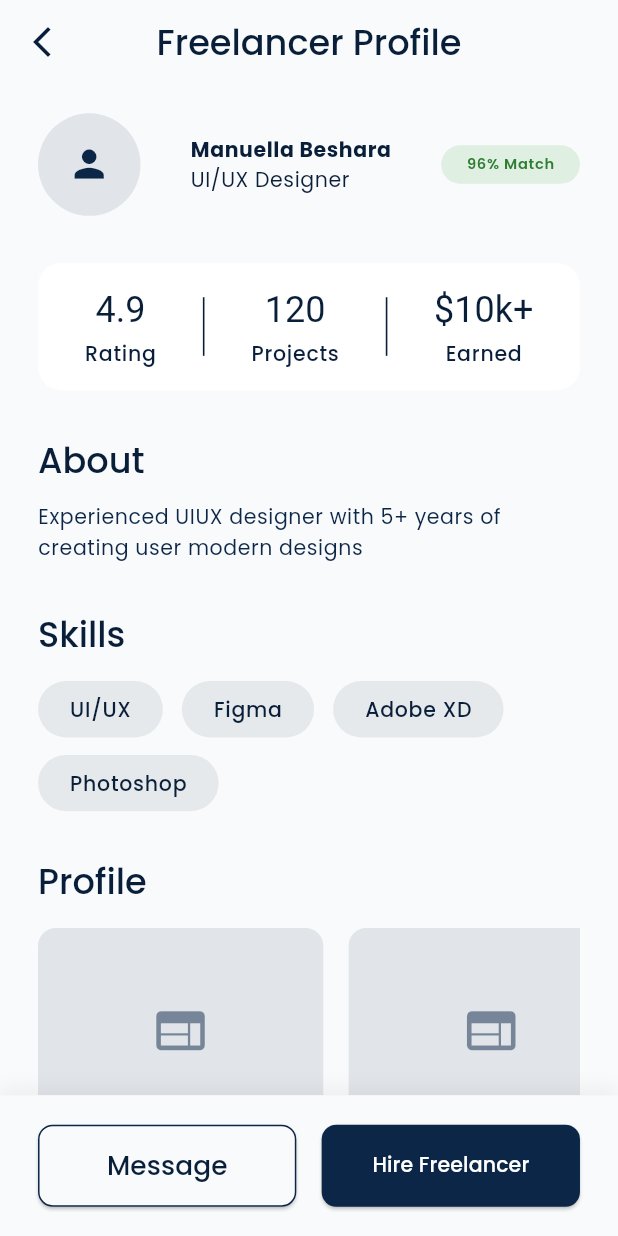
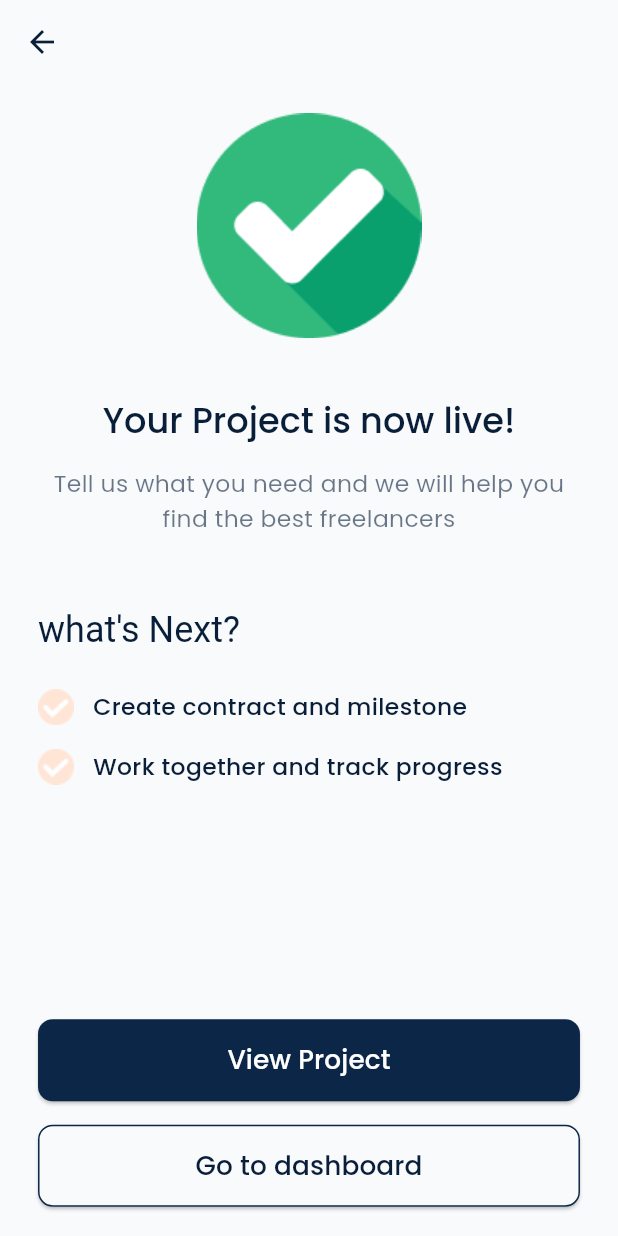
Before and after one commit to AyaOsamaAhmed/Depi-project, a Flutter app: the screen it shows after launch, on a phone screen of 412 x 824 dp. Run offline on Flutter 3.47's test engine with Material 3 defaults, Android fonts, the phone set to English and light mode, and no system bars; our stand-ins replace dartz, dio, equatable, flutter_bloc, flutter_screenutil, flutter_secure_storage and 4 more.

Commit message:
feat: implement user dashboard feature with new UI, cubit, and localized assets

```diff
--- a/lib/core/localization/l10n/app_ar.arb
+++ b/lib/core/localization/l10n/app_ar.arb
@@ -41,5 +41,12 @@
   "skills": "المهارات",
   "profile": "معرض الأعمال",
   "message": "رسالة",
-  "hireFreelancer": "توظيف المستقل"
+  "hireFreelancer": "توظيف المستقل",
+  "projectLiveTitle": "مشروعك الآن متاح!",
+  "projectLiveSubtitle": "أخبرنا بما تحتاجه وسنساعدك في العثور على أفضل المستقلين",
+  "whatsNext": "ماذا بعد؟",
+  "createContractMilestone": "إنشاء عقد ومراحل العمل",
+  "workTogetherTrackProgress": "اعملوا معاً وتابعوا التقدم",
+  "viewProject": "عرض المشروع",
+  "goToDashboard": "الذهاب إلى لوحة التحكم"
 }
--- a/lib/core/localization/l10n/app_en.arb
+++ b/lib/core/localization/l10n/app_en.arb
@@ -44,5 +44,12 @@
   "skills": "Skills",
   "profile": "Profile",
   "message": "Message",
-  "hireFreelancer": "Hire Freelancer"
+  "hireFreelancer": "Hire Freelancer",
+  "projectLiveTitle": "Your Project is now live!",
+  "projectLiveSubtitle": "Tell us what you need and we will help you find the best freelancers",
+  "whatsNext": "what's Next?",
+  "createContractMilestone": "Create contract and milestone",
+  "workTogetherTrackProgress": "Work together and track progress",
+  "viewProject": "View Project",
+  "goToDashboard": "Go to dashboard"
 }
--- a/lib/core/localization/l10n/app_localizations.dart
+++ b/lib/core/localization/l10n/app_localizations.dart
@@ -355,6 +355,48 @@ abstract class AppLocalizations {
   /// In en, this message translates to:
   /// **'Hire Freelancer'**
   String get hireFreelancer;
+
+  /// No description provided for @projectLiveTitle.
+  ///
+  /// In en, this message translates to:
+  /// **'Your Project is now live!'**
+  String get projectLiveTitle;
+
+  /// No description provided for @projectLiveSubtitle.
+  ///
+  /// In en, this message translates to:
+  /// **'Tell us what you need and we will help you find the best freelancers'**
+  String get projectLiveSubtitle;
+
+  /// No description provided for @whatsNext.
+  ///
+  /// In en, this message translates to:
+  /// **'what\'s Next?'**
+  String get whatsNext;
+
+  /// No description provided for @createContractMilestone.
+  ///
+  /// In en, this message translates to:
+  /// **'Create contract and milestone'**
+  String get createContractMilestone;
+
+  /// No description provided for @workTogetherTrackProgress.
+  ///
+  /// In en, this message translates to:
+  /// **'Work together and track progress'**
+  String get workTogetherTrackProgress;
+
+  /// No description provided for @viewProject.
+  ///
+  /// In en, this message translates to:
+  /// **'View Project'**
+  String get viewProject;
+
+  /// No description provided for @goToDashboard.
+  ///
+  /// In en, this message translates to:
+  /// **'Go to dashboard'**
+  String get goToDashboard;
 }
 
 class _AppLocalizationsDelegate
--- a/lib/core/localization/l10n/app_localizations_ar.dart
+++ b/lib/core/localization/l10n/app_localizations_ar.dart
@@ -141,4 +141,26 @@ class AppLocalizationsAr extends AppLocalizations {
 
   @override
   String get hireFreelancer => 'توظيف المستقل';
+
+  @override
+  String get projectLiveTitle => 'مشروعك الآن متاح!';
+
+  @override
+  String get projectLiveSubtitle =>
+      'أخبرنا بما تحتاجه وسنساعدك في العثور على أفضل المستقلين';
+
+  @override
+  String get whatsNext => 'ماذا بعد؟';
+
+  @override
+  String get createContractMilestone => 'إنشاء عقد ومراحل العمل';
+
+  @override
+  String get workTogetherTrackProgress => 'اعملوا معاً وتابعوا التقدم';
+
+  @override
+  String get viewProject => 'عرض المشروع';
+
+  @override
+  String get goToDashboard => 'الذهاب إلى لوحة التحكم';
 }
--- a/lib/core/localization/l10n/app_localizations_en.dart
+++ b/lib/core/localization/l10n/app_localizations_en.dart
@@ -140,4 +140,26 @@ class AppLocalizationsEn extends AppLocalizations {
 
   @override
   String get hireFreelancer => 'Hire Freelancer';
+
+  @override
+  String get projectLiveTitle => 'Your Project is now live!';
+
+  @override
+  String get projectLiveSubtitle =>
+      'Tell us what you need and we will help you find the best freelancers';
+
+  @override
+  String get whatsNext => 'what\'s Next?';
+
+  @override
+  String get createContractMilestone => 'Create contract and milestone';
+
+  @override
+  String get workTogetherTrackProgress => 'Work together and track progress';
+
+  @override
+  String get viewProject => 'View Project';
+
+  @override
+  String get goToDashboard => 'Go to dashboard';
 }
--- a/lib/core/router/app_router.dart
+++ b/lib/core/router/app_router.dart
@@ -2,12 +2,13 @@ import 'package:dipe_freelance/core/router/app_routes.dart';
 import 'package:dipe_freelance/features/auth/presentation/views/login_screen.dart';
 import 'package:dipe_freelance/features/auth/presentation/views/signup_screen.dart';
 import 'package:dipe_freelance/features/freelance_dashboard/presentation/views/freelance_dashboard_view.dart';
+import 'package:dipe_freelance/features/user_dashboard/presentation/views/user_dashboard_view.dart';
 import 'package:dipe_freelance/features/on_boarding/presentation/screen/on_boarding_screen.dart';
 import 'package:go_router/go_router.dart';
 
 class AppRouter {
   static final GoRouter router = GoRouter(
-    initialLocation: AppRoutes.freelanceDashboard,
+    initialLocation: AppRoutes.userDashboard,
     routes: [
       GoRoute(
         path: AppRoutes.onBoarding,
@@ -25,6 +26,10 @@ class AppRouter {
         path: AppRoutes.freelanceDashboard,
         builder: (context, state) => const FreelanceDashboardView(),
       ),
+      GoRoute(
+        path: AppRoutes.userDashboard,
+        builder: (context, state) => const UserDashboardView(),
+      ),
     ],
   );
 }
--- a/lib/core/router/app_routes.dart
+++ b/lib/core/router/app_routes.dart
@@ -7,4 +7,5 @@ class AppRoutes {
   static const String login = '/login';
   static const String signup = '/signup';
   static const String freelanceDashboard = '/freelanceDashboard';
+  static const String userDashboard = '/userDashboard';
 }
--- a/lib/features/freelance_dashboard/presentation/views/freelance_dashboard_view.dart
+++ b/lib/features/freelance_dashboard/presentation/views/freelance_dashboard_view.dart
@@ -23,10 +23,7 @@ class FreelanceDashboardView extends StatelessWidget {
           backgroundColor: context.colorScheme.surface,
           elevation: 0,
           leading: IconButton(
-            icon: Icon(
-              Icons.arrow_back_ios_new,
-              color: context.colorScheme.onSurface,
-            ),
+            icon: Icon(Icons.arrow_back, color: context.colorScheme.onSurface),
             onPressed: () => Navigator.of(context).pop(),
           ),
           centerTitle: true,
@@ -323,7 +320,7 @@ class _FreelanceDashboardFooter extends StatelessWidget {
               },
               builder: (context, state) {
                 return Expanded(
-                  child: SharedButton(
+                  child: SharedBlueButton(
                     text: context.local.hireFreelancer,
                     onPressed: () {},
                   ),
--- a/lib/features/freelance_dashboard/presentation/widgets/shared_blue_button.dart
+++ b/lib/features/freelance_dashboard/presentation/widgets/shared_blue_button.dart
@@ -2,16 +2,18 @@ import 'package:flutter/material.dart';
 import 'package:dipe_freelance/core/extensions/context_extensions.dart';
 import 'package:flutter_screenutil/flutter_screenutil.dart';
 
-class SharedButton extends StatelessWidget {
+class SharedBlueButton extends StatelessWidget {
   final String text;
   final VoidCallback onPressed;
   final bool isLoading;
+  final double? fontSize;
 
-  const SharedButton({
+  const SharedBlueButton({
     super.key,
     required this.text,
     required this.onPressed,
     this.isLoading = false,
+    this.fontSize,
   });
 
   @override
@@ -41,7 +43,7 @@ class SharedButton extends StatelessWidget {
                 text,
                 style: context.textTheme.labelLarge?.copyWith(
                   color: context.colorScheme.onPrimary,
-                  fontSize: 14.sp,
+                  fontSize: fontSize ?? 14.sp,
                 ),
               ),
       ),
--- /dev/null
+++ b/lib/features/user_dashboard/presentation/states/user_dashboard_cubit.dart
@@ -0,0 +1,8 @@
+import 'package:flutter_bloc/flutter_bloc.dart';
+import 'package:injectable/injectable.dart';
+import 'user_dashboard_state.dart';
+
+@injectable
+class UserDashboardCubit extends Cubit<UserDashboardState> {
+  UserDashboardCubit() : super(UserDashboardInitial());
+}
--- /dev/null
+++ b/lib/features/user_dashboard/presentation/states/user_dashboard_state.dart
@@ -0,0 +1,23 @@
+import 'package:equatable/equatable.dart';
+
+abstract class UserDashboardState extends Equatable {
+  const UserDashboardState();
+
+  @override
+  List<Object> get props => [];
+}
+
+class UserDashboardInitial extends UserDashboardState {}
+
+class UserDashboardLoading extends UserDashboardState {}
+
+class UserDashboardSuccess extends UserDashboardState {}
+
+class UserDashboardFailure extends UserDashboardState {
+  final String message;
+
+  const UserDashboardFailure(this.message);
+
+  @override
+  List<Object> get props => [message];
+}
--- /dev/null
+++ b/lib/features/user_dashboard/presentation/views/user_dashboard_view.dart
@@ -0,0 +1,143 @@
+import 'package:dipe_freelance/core/di/injection.dart';
+import 'package:dipe_freelance/core/extensions/context_extensions.dart';
+import 'package:dipe_freelance/features/freelance_dashboard/presentation/widgets/shared_blue_button.dart';
+import 'package:dipe_freelance/features/freelance_dashboard/presentation/widgets/shared_white_button.dart';
+import 'package:flutter/material.dart';
+import 'package:flutter_bloc/flutter_bloc.dart';
+import 'package:flutter_screenutil/flutter_screenutil.dart';
+import 'package:flutter_svg/svg.dart';
+import '../states/user_dashboard_cubit.dart';
+
+class UserDashboardView extends StatelessWidget {
+  const UserDashboardView({super.key});
+
+  @override
+  Widget build(BuildContext context) {
+    return BlocProvider(
+      create: (context) => getIt<UserDashboardCubit>(),
+      child: Scaffold(
+        backgroundColor: context.colorScheme.surface,
+        appBar: AppBar(
+          backgroundColor: context.colorScheme.surface,
+          elevation: 0,
+          leading: IconButton(
+            icon: Icon(Icons.arrow_back, color: context.colorScheme.onSurface),
+            onPressed: () => Navigator.of(context).pop(),
+          ),
+        ),
+        body: const _UserDashboardBody(),
+        bottomNavigationBar: const _UserDashboardFooter(),
+      ),
+    );
+  }
+}
+
+class _UserDashboardBody extends StatelessWidget {
+  const _UserDashboardBody();
+
+  @override
+  Widget build(BuildContext context) {
+    return SingleChildScrollView(
+      padding: EdgeInsets.symmetric(horizontal: 24.w, vertical: 20.h),
+      child: Column(
+        crossAxisAlignment: CrossAxisAlignment.center,
+        children: [
+          Image.asset('assets/images/correct_icon.png', fit: BoxFit.fill),
+          SizedBox(height: 40.h),
+
+          // Titles
+          Text(
+            context.local.projectLiveTitle,
+            textAlign: TextAlign.center,
+            style: context.textTheme.headlineMedium?.copyWith(
+              color: context.colorScheme.onSurface,
+              //  fontWeight: FontWeight.bold,
+            ),
+          ),
+          SizedBox(height: 16.h),
+          Text(
+            context.local.projectLiveSubtitle,
+            textAlign: TextAlign.center,
+            style: context.textTheme.bodyMedium?.copyWith(
+              color: context.colorScheme.onSurface.withOpacity(0.6),
+            ),
+          ),
+
+          SizedBox(height: 48.h),
+
+          // What's Next Section
+          Align(
+            alignment: Alignment.centerLeft,
+            child: Text(
+              context.local.whatsNext,
+              style: context.textTheme.headlineSmall?.copyWith(
+                color: context.colorScheme.onSurface,
+                //   fontWeight: FontWeight.bold,
+              ),
+            ),
+          ),
+          SizedBox(height: 24.h),
+
+          _NextStepItem(text: context.local.createContractMilestone),
+          SizedBox(height: 16.h),
+          _NextStepItem(text: context.local.workTogetherTrackProgress),
+        ],
+      ),
+    );
+  }
+}
+
+class _NextStepItem extends StatelessWidget {
+  final String text;
+
+  const _NextStepItem({required this.text});
+
+  @override
+  Widget build(BuildContext context) {
+    return Row(
+      children: [
+        Image.asset('assets/images/point.png', fit: BoxFit.fill),
+
+        SizedBox(width: 12.w),
+        Expanded(
+          child: Text(
+            text,
+            style: context.textTheme.bodyMedium?.copyWith(
+              color: context.colorScheme.onSurface,
+              fontWeight: FontWeight.w500,
+            ),
+          ),
+        ),
+      ],
+    );
+  }
+}
+
+class _UserDashboardFooter extends StatelessWidget {
+  const _UserDashboardFooter();
+
+  @override
+  Widget build(BuildContext context) {
+    return Container(
+      padding: EdgeInsets.symmetric(horizontal: 24.w, vertical: 20.h),
+      decoration: BoxDecoration(color: context.colorScheme.surface),
+      child: SafeArea(
+        child: Column(
+          mainAxisSize: MainAxisSize.min,
+          children: [
+            SharedBlueButton(
+              text: context.local.viewProject,
+              onPressed: () {},
+              fontSize: 18.sp,
+            ),
+            SizedBox(height: 16.h),
+            SharedWhiteButton(
+              text: context.local.goToDashboard,
+              onPressed: () {},
+            ),
+          ],
+        ),
+      ),
+    );
+  }
+}
```
Also changed, not shown: assets/images/correct_icon.png (added), assets/images/point.png (added), lib/core/di/injection.config.dart.
